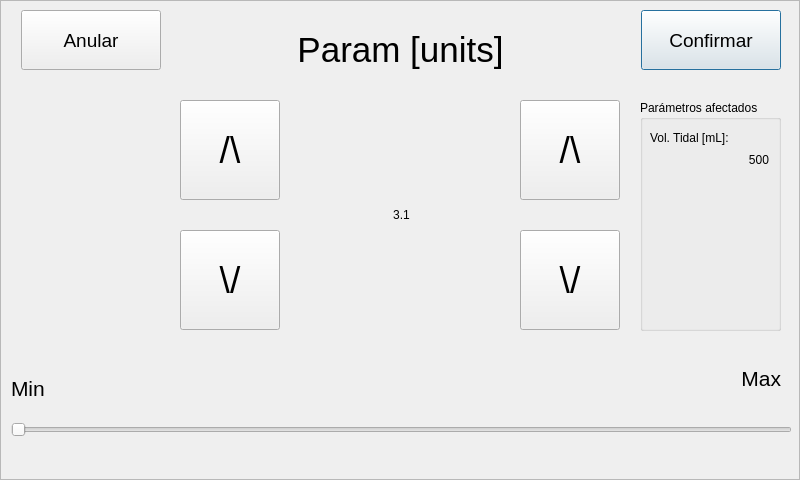
Above: param_set.ui from ddiaz-yx/respiface before the change. Below: the same form after it.
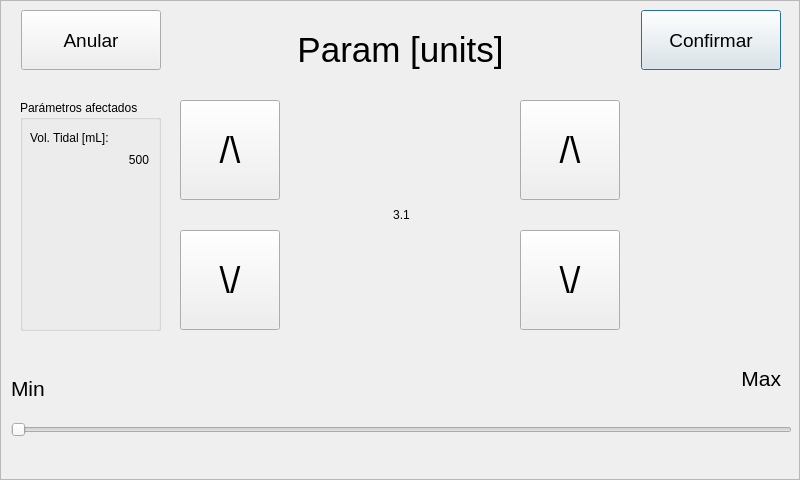
That is the form after the change.

Commit message: Move affected parameters to the left of the screen in single parameter configuration dialog

Patch:
```diff
--- a/param_set.ui
+++ b/param_set.ui
@@ -295,7 +295,7 @@
    <widget class="QGroupBox" name="grp_affected_params">
     <property name="geometry">
      <rect>
-      <x>640</x>
+      <x>20</x>
       <y>100</y>
       <width>141</width>
       <height>231</height>
```
The commit also changes 1 other file.
